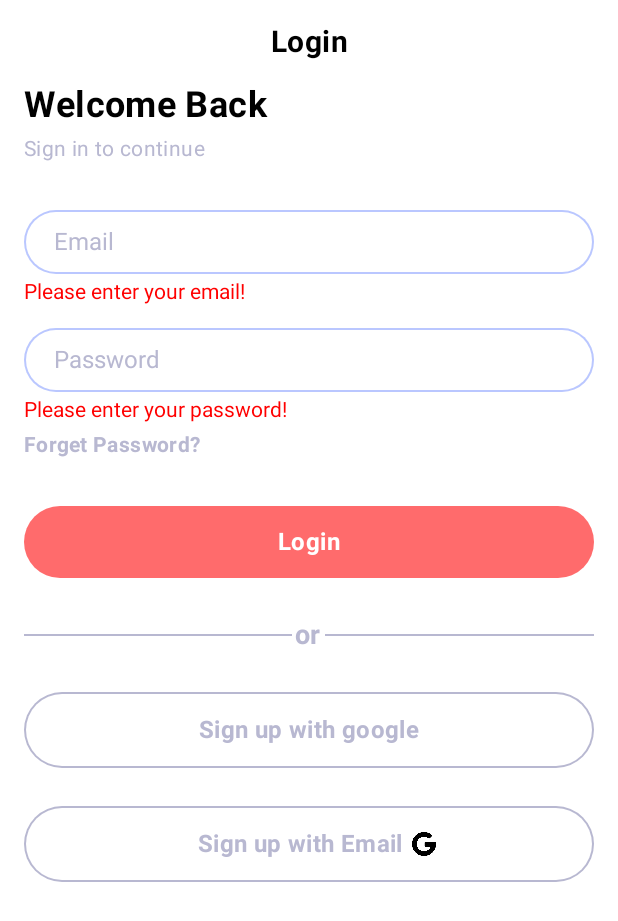
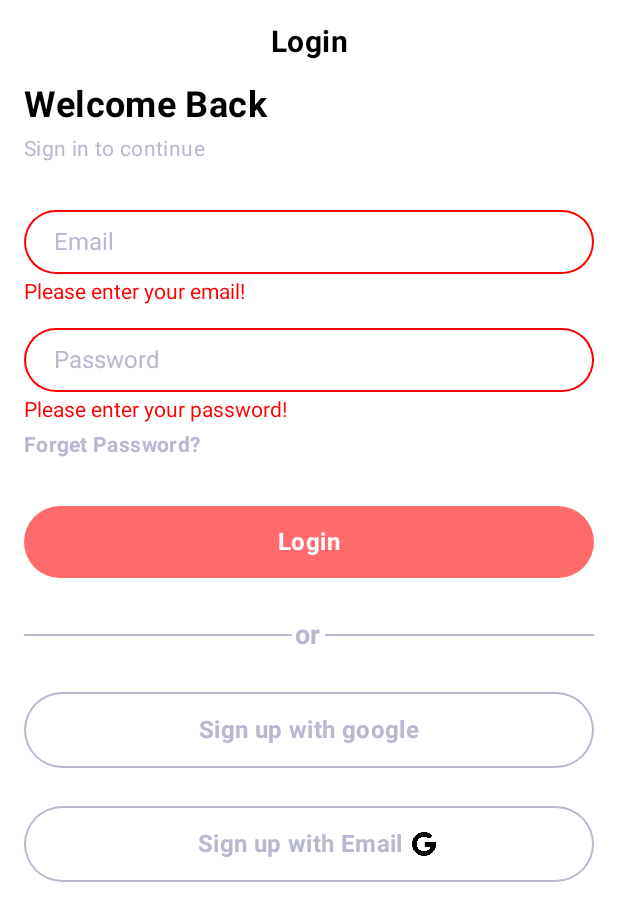
Before and after one commit to hieu-dd/LoveMemory, an Android app built with Jetpack Compose: the screen it shows after launch (MainActivity), after a tap on "Login", on a phone screen of 412 x 824 dp. Shown: the top 921 px of the screen. Run offline under Robolectric (Android 15) with nearby library versions, the phone set to English and light mode, and no system bars; our stand-ins replace Dagger/Hilt's generated code, Firebase (no records; nobody signed in at launch, a user with empty details on screens opened directly).

Commit message:
add login and snackbar commit 3

```diff
--- a/app/src/main/java/com/d2b/dev/lovememory/data/remote/firebase/FireBaseManager.kt
+++ b/app/src/main/java/com/d2b/dev/lovememory/data/remote/firebase/FireBaseManager.kt
@@ -16,7 +16,7 @@ class FireBaseManager @Inject constructor() {
         val response = Firebase.auth.createUserWithEmailAndPassword(email, password).await()
         Resource.Success(response)
     } catch (e: Exception) {
-        Resource.Error(e.message ?: "")
+        Resource.Error(e.message.orEmpty())
     }
 
     suspend fun loginUser(email: String, password: String): Resource<AuthResult> =
--- a/app/src/main/java/com/d2b/dev/lovememory/login/view/LoginScreen.kt
+++ b/app/src/main/java/com/d2b/dev/lovememory/login/view/LoginScreen.kt
@@ -64,38 +64,25 @@ fun LoginScreen(
         ) {
             TopSection()
             //input section
-            TextInput(hint = stringResource(id = R.string.email), onFocus = {
+            TextInput(
+                hint = stringResource(id = R.string.email),
+                showError = !isEmailFilled,
+                textError = stringResource(id = R.string.please_enter_your_email)
+            ) {
+                viewModel.email.value = it
                 isEmailFilled = true
-            }) {
-                viewModel.email.value = it
             }
-            if (!isEmailFilled) {
-                Text(
-                    text = "Please enter your email!",
-                    color = Color.Red,
-                    fontSize = 14.sp,
-                    modifier = Modifier
-                        .padding(top = 4.dp)
-                        .align(Start)
-                )
-            }
+
             Spacer(modifier = Modifier.height(16.dp))
 
-            TextInput(hint = stringResource(id = R.string.password), onFocus = {
-                isPasswordFilled = true
-            }) {
+            TextInput(
+                hint = stringResource(id = R.string.password),
+                showError = !isPasswordFilled,
+                textError = stringResource(id = R.string.please_enter_your_password)
+            ) {
 //            passWord = it
                 viewModel.password.value = it
-            }
-            if (!isPasswordFilled) {
-                Text(
-                    text = "Please enter your password!",
-                    color = Color.Red,
-                    fontSize = 14.sp,
-                    modifier = Modifier
-                        .padding(top = 4.dp)
-                        .align(Start)
-                )
+                isPasswordFilled = true
             }
 
             Text(
--- a/app/src/main/java/com/d2b/dev/lovememory/login/view/SignupScreen.kt
+++ b/app/src/main/java/com/d2b/dev/lovememory/login/view/SignupScreen.kt
@@ -45,15 +45,15 @@ fun SignupScreen() {
 fun InputSection(viewModel: SignupScreenViewModel) {
     var isVerifiedPassword by remember { mutableStateOf(false) }
     Column {
-        TextInput(hint = stringResource(id = R.string.user_name),onFocus = {}) {
+        TextInput(hint = stringResource(id = R.string.user_name)) {
 //            userName = it
         }
         Spacer(modifier = Modifier.height(16.dp))
-        TextInput(hint = stringResource(id = R.string.password),onFocus = {}) {
+        TextInput(hint = stringResource(id = R.string.password)) {
 //            password = it
         }
         Spacer(modifier = Modifier.height(16.dp))
-        TextInput(hint = stringResource(id = R.string.verify_your_password),onFocus = {}) {
+        TextInput(hint = stringResource(id = R.string.verify_your_password)) {
 //            isVerifiedPassword = it == password
         }
         Spacer(modifier = Modifier.height(30.dp))
--- a/app/src/main/java/com/d2b/dev/lovememory/widget/ComponentTheme.kt
+++ b/app/src/main/java/com/d2b/dev/lovememory/widget/ComponentTheme.kt
@@ -52,32 +52,35 @@ fun TopSection(title: String, hasArrowBack: Boolean = false, modifier: Modifier
 }
 
 @Composable
-fun TextInput(hint: String, onFocus: (() -> Unit)?, onTextChange: (String) -> Unit) {
+fun TextInput(
+    hint: String,
+    showError: Boolean = false,
+    textError: String = "",
+    onTextChange: (String) -> Unit
+) {
     var text by remember { mutableStateOf("") }
     var isHintDisplay by remember { mutableStateOf(hint.isNotEmpty()) }
-    Box() {
+    Column(
+        verticalArrangement = Arrangement.SpaceEvenly,
+        horizontalAlignment = Alignment.CenterHorizontally
+    ) {
+        Box {
             BasicTextField(
                 value = text,
                 onValueChange = {
                     text = it
                     onTextChange(it)
-                if (onFocus != null) {
-                    onFocus()
-                }
                 },
                 modifier = Modifier
                     .fillMaxWidth()
                     .clip(CircleShape)
-                .background(LightBlue)
+                    .background(if (!showError) LightBlue else Color.Red)
                     .padding(1.dp)
                     .clip(CircleShape)
                     .background(MaterialTheme.colors.surface)
                     .padding(horizontal = 20.dp, vertical = 12.dp)
                     .onFocusChanged {
                         isHintDisplay = !it.isFocused && text.isEmpty()
-                    if(it.isFocused && onFocus != null) {
-                            onFocus()
-                        }
                     })
             if (isHintDisplay) {
                 Text(
@@ -86,6 +89,18 @@ fun TextInput(hint: String, onFocus: (() -> Unit)?, onTextChange: (String) -> Un
                     modifier = Modifier
                         .fillMaxWidth()
                         .padding(horizontal = 20.dp, vertical = 12.dp)
+                )
+            }
+        }
+
+        if (showError) {
+            Text(
+                text = textError.orEmpty(),
+                color = Color.Red,
+                fontSize = 14.sp,
+                modifier = Modifier
+                    .padding(top = 4.dp)
+                    .align(Alignment.Start)
             )
         }
     }
--- a/app/src/main/res/values/strings.xml
+++ b/app/src/main/res/values/strings.xml
@@ -13,6 +13,8 @@
     <string name="password">Password</string>
     <string name="sign_up">Sign Up</string>
     <string name="verify_your_password">Verify your password</string>
+    <string name="please_enter_your_password">Please enter your password!</string>
+    <string name="please_enter_your_email">Please enter your email!</string>
 <!--    <string name="app_name">LoveMemore</string>-->
 <!--    <string name="app_name">LoveMemore</string>-->
 <!--    <string name="app_name">LoveMemore</string>-->
```
Lines whose indentation alone changed are shown as unchanged.
